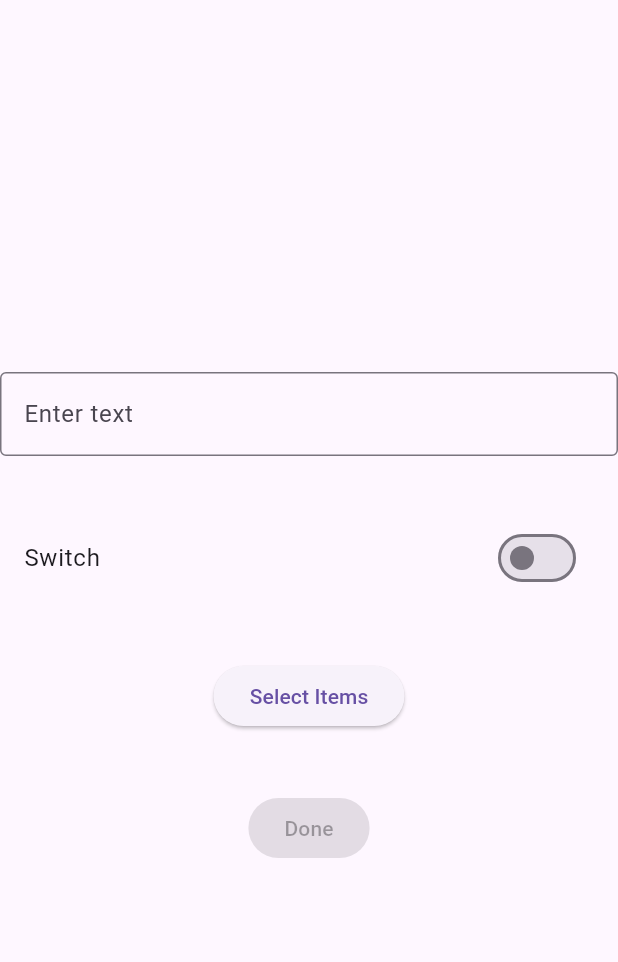
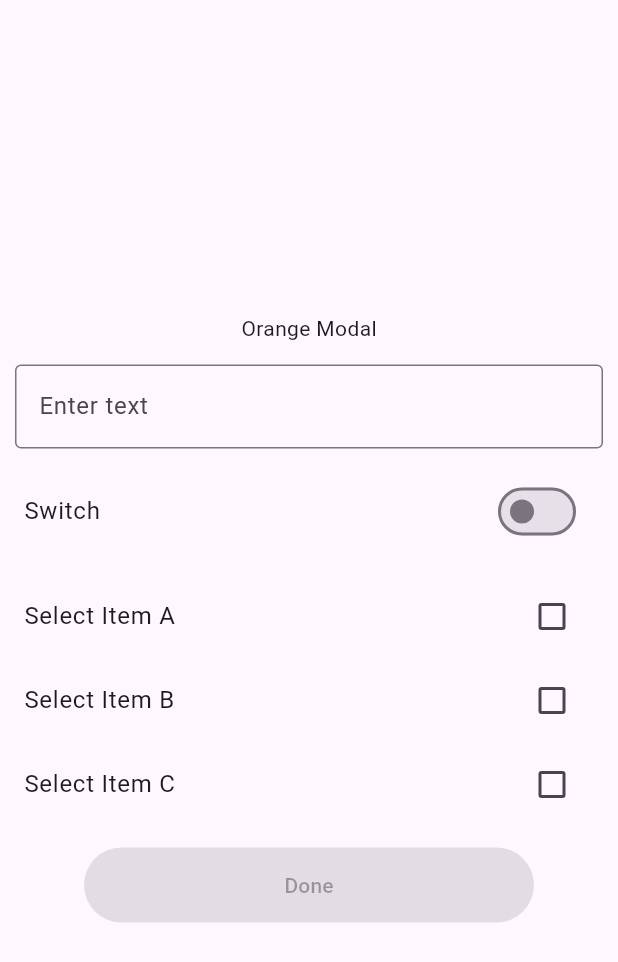
Before and after one commit to HaruhikoMotokawa/custom_hook_sample, a Flutter app: the OrangeModal widget shown alone on an empty page, opened directly, on a phone screen of 412 x 824 dp. Shown: the top 962 px of the screen. Run offline on Flutter 3.47's test engine with Material 3 defaults, Android fonts, the phone set to English and light mode, and no system bars; our stand-ins replace flutter_hooks, freezed_annotation, hooks_riverpod, riverpod_annotation; generated files the repository leaves out were written again.

Commit message:
setSelectedItemsメソッドをselectItemに変更し、選択項目の管理を改善。UIのレイアウトを調整し、ボタンのサイズを統一。

```diff
--- a/lib/presentations/screen/home/components/orange/_use_modal_controller.dart
+++ b/lib/presentations/screen/home/components/orange/_use_modal_controller.dart
@@ -6,7 +6,7 @@ typedef _ModalController = ({
   bool isDoneEnabled,
   TextEditingController textController,
   VoidCallback setSwitch,
-  VoidCallback setSelectedItems,
+  void Function(String itemId) selectItem,
   OrangeModalResult Function() getResult,
 });
 
@@ -19,22 +19,29 @@ _ModalController _useModalController(WidgetRef ref) {
   // <- modalの状態を定義
 
   // INFO: 値の変更を監視して、副作用の処理を定義 ->
+  // 背景色の変更を監視
   ref.listen(backgroundColorProvider, (_, __) {
+    // 初期値に戻す
     textController.clear();
     isSwitchOn.value = false;
     selectedItems.value = {};
   });
 
-  // textController,selectedItems,isSwitchOnの値が編集されたら
-  // isDoneEnabledの値をtrueにする
+  // textControllerの入力状態を監視
+  final textIsNotEmpty = useListenableSelector(
+    textController,
+    () => textController.text.isNotEmpty,
+  );
+
+  // [textIsNotEmpty], [isSwitchOn], [selectedItems]の値を監視
+  // 上記の3つが全て編集された場合はisDoneEnabledの値をtrueにする
   useEffect(
     () {
-      isDoneEnabled.value = textController.text.isNotEmpty &&
-          isSwitchOn.value &&
-          selectedItems.value.isNotEmpty;
+      isDoneEnabled.value =
+          textIsNotEmpty && isSwitchOn.value && selectedItems.value.isNotEmpty;
       return null;
     },
-    [textController, isSwitchOn.value, selectedItems.value],
+    [textIsNotEmpty, isSwitchOn.value, selectedItems.value],
   );
   // <- 値の変更を監視して、副作用の処理を定義
 
@@ -42,10 +49,16 @@ _ModalController _useModalController(WidgetRef ref) {
   /// isSwitchOnの入力
   void setSwitch() => isSwitchOn.value = !isSwitchOn.value;
 
-  /// selectedItemsの入力
-  void setSelectedItems() {
-    final items = List<String>.generate(10, (index) => 'Item $index').toSet();
-    selectedItems.value = items;
+  /// itemを選択する
+  void selectItem(String itemId) {
+    final isSelected = selectedItems.value.contains(itemId);
+    final updateItems = <String>{}..addAll(selectedItems.value);
+    if (isSelected) {
+      updateItems.remove(itemId);
+    } else {
+      updateItems.add(itemId);
+    }
+    selectedItems.value = updateItems;
   }
 
   /// modalの結果を取得
@@ -56,14 +69,14 @@ _ModalController _useModalController(WidgetRef ref) {
       );
   // <- 状態の変更を行う関数を定義
 
-  // INFO: modalの状態、関数をを返す
+  // INFO: modalの状態、関数を返す
   return (
     isSwitchOn: isSwitchOn.value,
     selectedItems: selectedItems.value,
     isDoneEnabled: isDoneEnabled.value,
     textController: textController,
     setSwitch: setSwitch,
-    setSelectedItems: setSelectedItems,
+    selectItem: selectItem,
     getResult: getResult,
   );
 }
--- a/lib/presentations/screen/home/components/orange/modal.dart
+++ b/lib/presentations/screen/home/components/orange/modal.dart
@@ -17,9 +17,12 @@ class OrangeModal extends HookConsumerWidget {
   static Future<OrangeModalResult?> show(BuildContext context) async {
     return showModalBottomSheet<OrangeModalResult?>(
       context: context,
+      showDragHandle: true,
       builder: (context) => const OrangeModal(),
     );
   }
+
+  static const _itemIds = ['A', 'B', 'C'];
 
   @override
   Widget build(BuildContext context, WidgetRef ref) {
@@ -27,13 +30,17 @@ class OrangeModal extends HookConsumerWidget {
     return Center(
       child: Column(
         mainAxisAlignment: MainAxisAlignment.center,
-        spacing: 40,
+        spacing: 14,
         children: [
-          TextField(
+          const Text('Orange Modal'),
+          Padding(
+            padding: const EdgeInsets.symmetric(horizontal: 10),
+            child: TextField(
               controller: modalController.textController,
               decoration: const InputDecoration(
                 labelText: 'Enter text',
                 border: OutlineInputBorder(),
+              ),
             ),
           ),
           SwitchListTile(
@@ -41,14 +48,19 @@ class OrangeModal extends HookConsumerWidget {
             title: const Text('Switch'),
             onChanged: (_) => modalController.setSwitch(),
           ),
-          ElevatedButton(
-            onPressed: modalController.setSelectedItems,
-            style: modalController.selectedItems.isNotEmpty
-                ? ElevatedButton.styleFrom(backgroundColor: Colors.blue)
-                : null,
-            child: const Text('Select Items'),
+          Column(
+            children: _itemIds.map((id) {
+              return CheckboxListTile(
+                value: modalController.selectedItems.contains(id),
+                title: Text('Select Item $id'),
+                onChanged: (_) => modalController.selectItem(id),
+              );
+            }).toList(),
           ),
-          ElevatedButton(
+          SizedBox(
+            width: 300,
+            height: 50,
+            child: ElevatedButton(
               onPressed: modalController.isDoneEnabled
                   ? () {
                       final result = modalController.getResult();
@@ -57,6 +69,7 @@ class OrangeModal extends HookConsumerWidget {
                   : null,
               child: const Text('Done'),
             ),
+          ),
         ],
       ),
     );
```
Also changed, not shown: lib/presentations/screen/home/components/red/modal.dart (+7 -3 lines). Lines whose indentation alone changed are shown as unchanged.
